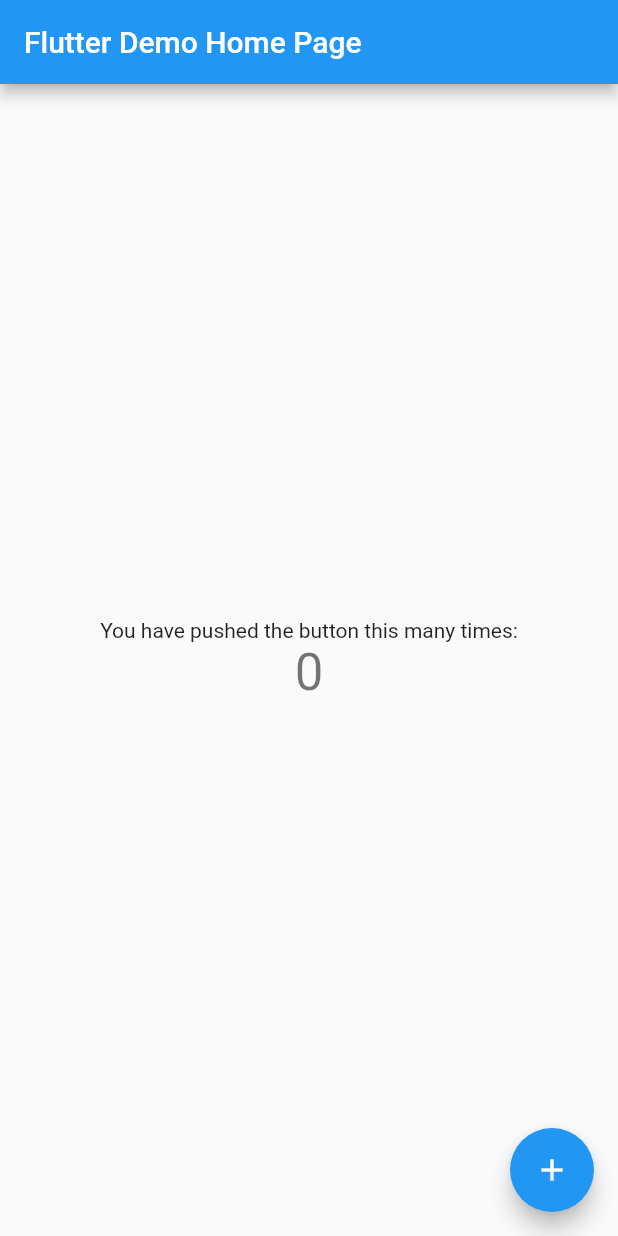
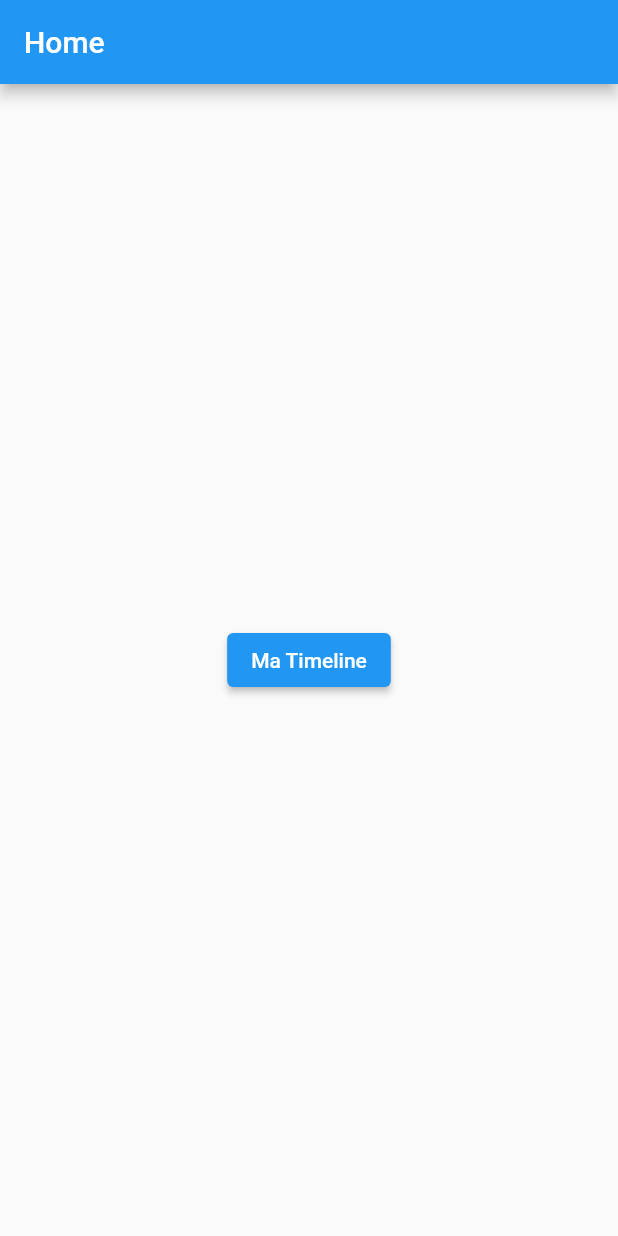
Before and after one commit to Iliass-R/CarnetDeVoyage, a Flutter app: the screen it shows after launch, on a phone screen of 412 x 824 dp. Run offline on Flutter 3.47's test engine with Material 2 defaults, Android fonts, the phone set to English and light mode, and no system bars.

Commit message:
Simple navigation

```diff
--- a/lib/main.dart
+++ b/lib/main.dart
@@ -1,4 +1,5 @@
 import 'package:flutter/material.dart';
+import 'package:carnetvoyage/ui/screens/home_screen.dart';
 
 void main() {
   runApp(const MyApp());
@@ -7,109 +8,14 @@
 class MyApp extends StatelessWidget {
   const MyApp({super.key});
 
-  // This widget is the root of your application.
   @override
   Widget build(BuildContext context) {
     return MaterialApp(
-      title: 'Flutter Demo',
+      title: 'Carnet de Voyage',
       theme: ThemeData(
-        // This is the theme of your application.
-        //
-        // Try running your application with "flutter run". You'll see the
-        // application has a blue toolbar. Then, without quitting the app, try
-        // changing the primarySwatch below to Colors.green and then invoke
-        // "hot reload" (press "r" in the console where you ran "flutter run",
-        // or simply save your changes to "hot reload" in a Flutter IDE).
-        // Notice that the counter didn't reset back to zero; the application
-        // is not restarted.
         primarySwatch: Colors.blue,
       ),
-      home: const MyHomePage(title: 'Flutter Demo Home Page'),
+      home: const HomeScreen(),
     );
   }
 }
-
-class MyHomePage extends StatefulWidget {
-  const MyHomePage({super.key, required this.title});
-
-  // This widget is the home page of your application. It is stateful, meaning
-  // that it has a State object (defined below) that contains fields that affect
-  // how it looks.
-
-  // This class is the configuration for the state. It holds the values (in this
-  // case the title) provided by the parent (in this case the App widget) and
-  // used by the build method of the State. Fields in a Widget subclass are
-  // always marked "final".
-
-  final String title;
-
-  @override
-  State<MyHomePage> createState() => _MyHomePageState();
-}
-
-class _MyHomePageState extends State<MyHomePage> {
-  int _counter = 0;
-
-  void _incrementCounter() {
-    setState(() {
-      // This call to setState tells the Flutter framework that something has
-      // changed in this State, which causes it to rerun the build method below
-      // so that the display can reflect the updated values. If we changed
-      // _counter without calling setState(), then the build method would not be
-      // called again, and so nothing would appear to happen.
-      _counter++;
-    });
-  }
-
-  @override
-  Widget build(BuildContext context) {
-    // This method is rerun every time setState is called, for instance as done
-    // by the _incrementCounter method above.
-    //
-    // The Flutter framework has been optimized to make rerunning build methods
-    // fast, so that you can just rebuild anything that needs updating rather
-    // than having to individually change instances of widgets.
-    return Scaffold(
-      appBar: AppBar(
-        // Here we take the value from the MyHomePage object that was created by
-        // the App.build method, and use it to set our appbar title.
-        title: Text(widget.title),
-      ),
-      body: Center(
-        // Center is a layout widget. It takes a single child and positions it
-        // in the middle of the parent.
-        child: Column(
-          // Column is also a layout widget. It takes a list of children and
-          // arranges them vertically. By default, it sizes itself to fit its
-          // children horizontally, and tries to be as tall as its parent.
-          //
-          // Invoke "debug painting" (press "p" in the console, choose the
-          // "Toggle Debug Paint" action from the Flutter Inspector in Android
-          // Studio, or the "Toggle Debug Paint" command in Visual Studio Code)
-          // to see the wireframe for each widget.
-          //
-          // Column has various properties to control how it sizes itself and
-          // how it positions its children. Here we use mainAxisAlignment to
-          // center the children vertically; the main axis here is the vertical
-          // axis because Columns are vertical (the cross axis would be
-          // horizontal).
-          mainAxisAlignment: MainAxisAlignment.center,
-          children: <Widget>[
-            const Text(
-              'You have pushed the button this many times:',
-            ),
-            Text(
-              '$_counter',
-              style: Theme.of(context).textTheme.headline4,
-            ),
-          ],
-        ),
-      ),
-      floatingActionButton: FloatingActionButton(
-        onPressed: _incrementCounter,
-        tooltip: 'Increment',
-        child: const Icon(Icons.add),
-      ), // This trailing comma makes auto-formatting nicer for build methods.
-    );
-  }
-}
--- /dev/null
+++ b/lib/ui/screens/home_screen.dart
@@ -0,0 +1,26 @@
+import 'package:flutter/material.dart';
+import 'timeline_screen.dart';
+
+class HomeScreen extends StatelessWidget {
+  const HomeScreen({super.key});
+
+  @override
+  Widget build(BuildContext context) {
+    return Scaffold(
+      appBar: AppBar(
+        title: const Text('Home'),
+      ),
+      body: Center(
+        child: ElevatedButton(
+          child: const Text('Ma Timeline'),
+          onPressed: () {
+            Navigator.push(
+              context,
+              MaterialPageRoute(builder: (context) => const TimelineScreen()),
+            );
+          },
+        ),
+      ),
+    );
+  }
+}
```
Also changed, not shown: lib/ui/screens/timeline_screen.dart (added, +22 -0 lines).
